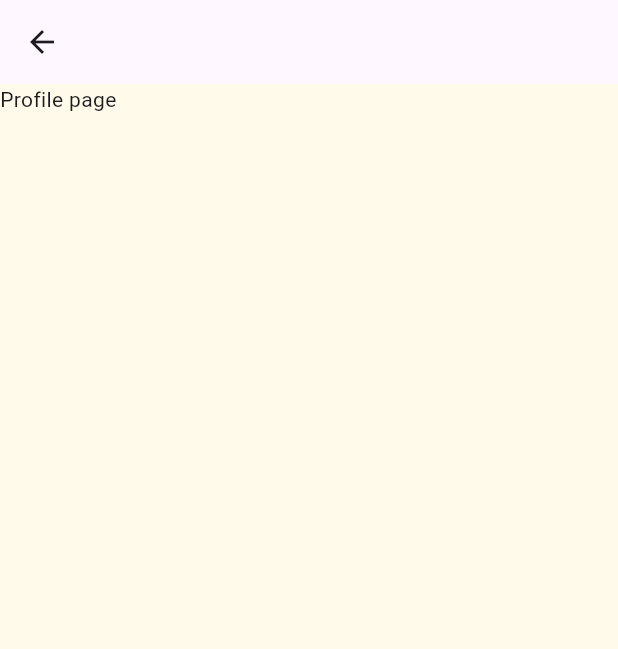
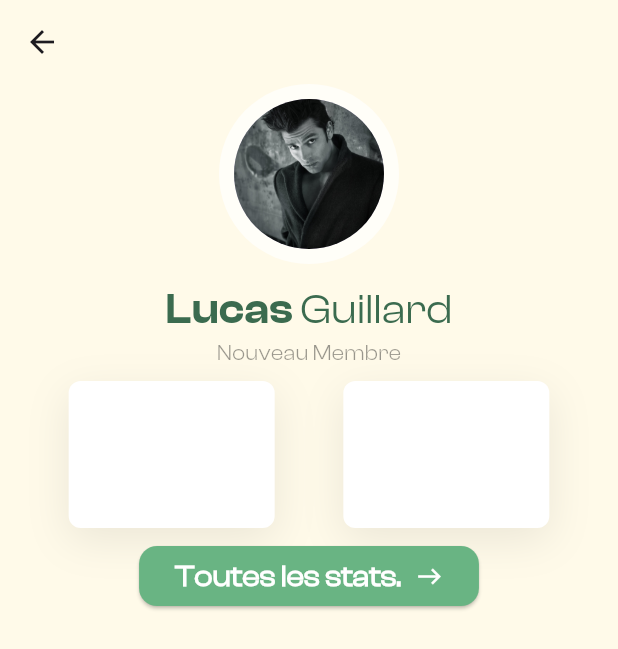
Before and after one commit to Ddg80/lamna, a Flutter app: the ProfilePage screen opened directly, on a phone screen of 412 x 824 dp. Shown: the top 649 px of the screen. Run offline on Flutter 3.47's test engine with Material 3 defaults, Android fonts, the phone set to English and light mode, and no system bars; our stand-ins replace carousel_slider, flutter_card_swiper, flutter_svg, numberpicker.

Commit message:
Profile page

```diff
--- a/lib/pages/profile_page.dart
+++ b/lib/pages/profile_page.dart
@@ -1,4 +1,7 @@
 import 'package:flutter/material.dart';
+import 'package:lamna/utils/constants/color_constants.dart';
+import 'package:lamna/utils/constants/font_constants.dart';
+import 'package:lamna/utils/widgets/button_next_page_new_vision.dart';
 
 class ProfilePage extends StatefulWidget {
   const ProfilePage({super.key});
@@ -16,8 +19,107 @@ class _ProfilePageState extends State<ProfilePage> {
   @override
   Widget build(BuildContext context) {
     return Scaffold(
-      appBar: AppBar(),
-      body: const Text('Profile page'),
+      appBar: AppBar(
+        backgroundColor: ColorConstants.lightScaffoldBackgroundColor,
+      ),
+      body: Column(
+        children: [
+          const CircleAvatar(
+            backgroundColor: Colors.white70,
+            minRadius: 60.0,
+            child: CircleAvatar(
+              radius: 50.0,
+              backgroundImage: AssetImage('assets/avatar/avatar.jpg'),
+            ),
+          ),
+          const SizedBox(
+            height: 10,
+          ),
+          Text.rich(
+            textAlign: TextAlign.start,
+            style: TextStyle(
+                color:
+                    ColorConstants.greenDarkAppColor), //style for all textspan
+            TextSpan(
+              children: [
+                TextSpan(
+                  text: "Lucas ",
+                  style: TextStyle(
+                    fontSize: 28,
+                    color: ColorConstants.greenDarkAppColor,
+                    fontFamily: FontConstants.semiBoldFont,
+                  ),
+                ),
+                TextSpan(
+                  text: "Guillard",
+                  style: TextStyle(
+                    fontSize: 28,
+                    color: ColorConstants.greenDarkAppColor,
+                    fontFamily: FontConstants.regularFont,
+                  ),
+                ),
+              ],
+            ),
+          ),
+          Text(
+            'Nouveau Membre',
+            style: TextStyle(
+                fontFamily: FontConstants.regularFont,
+                fontSize: 14,
+                color: ColorConstants.blackAppColor.withOpacity(.4)),
+          ),
+          Padding(
+            padding: const EdgeInsets.only(top: 8.0, bottom: 8.0),
+            child: Row(
+              mainAxisAlignment: MainAxisAlignment.spaceEvenly,
+              crossAxisAlignment: CrossAxisAlignment.start,
+              children: [
+                Container(
+                  width: MediaQuery.of(context).size.width / 3,
+                  height: 98,
+                  decoration: ShapeDecoration(
+                    color: Colors.white,
+                    shape: RoundedRectangleBorder(
+                        borderRadius: BorderRadius.circular(8)),
+                    shadows: const [
+                      BoxShadow(
+                        color: Color(0x14000000),
+                        blurRadius: 24,
+                        offset: Offset(0, 8),
+                        spreadRadius: 0,
+                      )
+                    ],
+                  ),
+                ),
+                Container(
+                  width: MediaQuery.of(context).size.width / 3,
+                  height: 98,
+                  decoration: ShapeDecoration(
+                    color: Colors.white,
+                    shape: RoundedRectangleBorder(
+                        borderRadius: BorderRadius.circular(8)),
+                    shadows: const [
+                      BoxShadow(
+                        color: Color(0x14000000),
+                        blurRadius: 24,
+                        offset: Offset(0, 8),
+                        spreadRadius: 0,
+                      )
+                    ],
+                  ),
+                ),
+              ],
+            ),
+          ),
+          ButtonNextPageNewVison(
+            context: context,
+            page: '',
+            title: 'Toutes les stats.',
+            color: ColorConstants.greenLightAppColor,
+            icon: Icons.east,
+          ),
+        ],
+      ),
     );
   }
 }
--- a/lib/pages/reserved/form_transportation_page.dart
+++ b/lib/pages/reserved/form_transportation_page.dart
@@ -28,8 +28,7 @@ class _FormTransportationPageState extends State<FormTransportationPage> {
   TextEditingController numbersTravelController = TextEditingController();
   bool enable = false;
   DateTime currentDate = DateTime.now();
-  int _currentIntValue = 1;
-  int _currentHorizontalIntValue = 10;
+  int _currentHorizontalIntValue = 1;
 
   Future<List<City>> fetchCityById(int id) async {
     String data = await DefaultAssetBundle.of(context)
--- a/lib/provider/global_provider.dart
+++ b/lib/provider/global_provider.dart
@@ -15,14 +15,13 @@ class GlobalProvider extends ChangeNotifier {
         .contains(itinerary[0].id)) {
       _itinerariesSelected.add(itinerary[0]);
     }
-    //TODO : SAVE IN BDD
-    // print('itineraries:  $_itinerariesSelected');
+    // print('itineraries:  $_itinerariesSelected');    //
     notifyListeners();
   }
 
   setIdCityChoose(int idChoose) {
     idCity = idChoose;
-    print('idCity: $idCity');
+    // print('idCity: $idCity');
   }
 
   getIdCity() {
--- a/pubspec.yaml
+++ b/pubspec.yaml
@@ -55,6 +55,7 @@ flutter:
     - assets/icons/chevron-right-double.svg
     - assets/icons/like.png
     - assets/icons/unlike.png
+    - assets/avatar/avatar.jpg
   fonts:
     - family: ClashDisplay
       fonts:
```
Also changed, not shown: assets/avatar/avatar.jpg (added).
